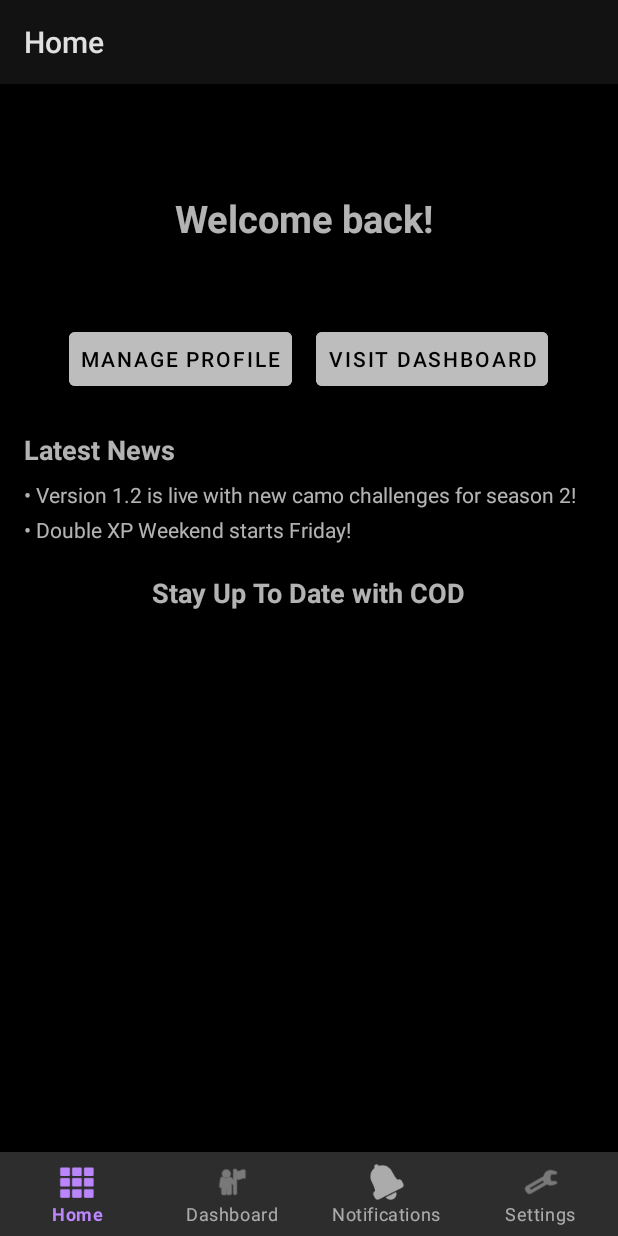
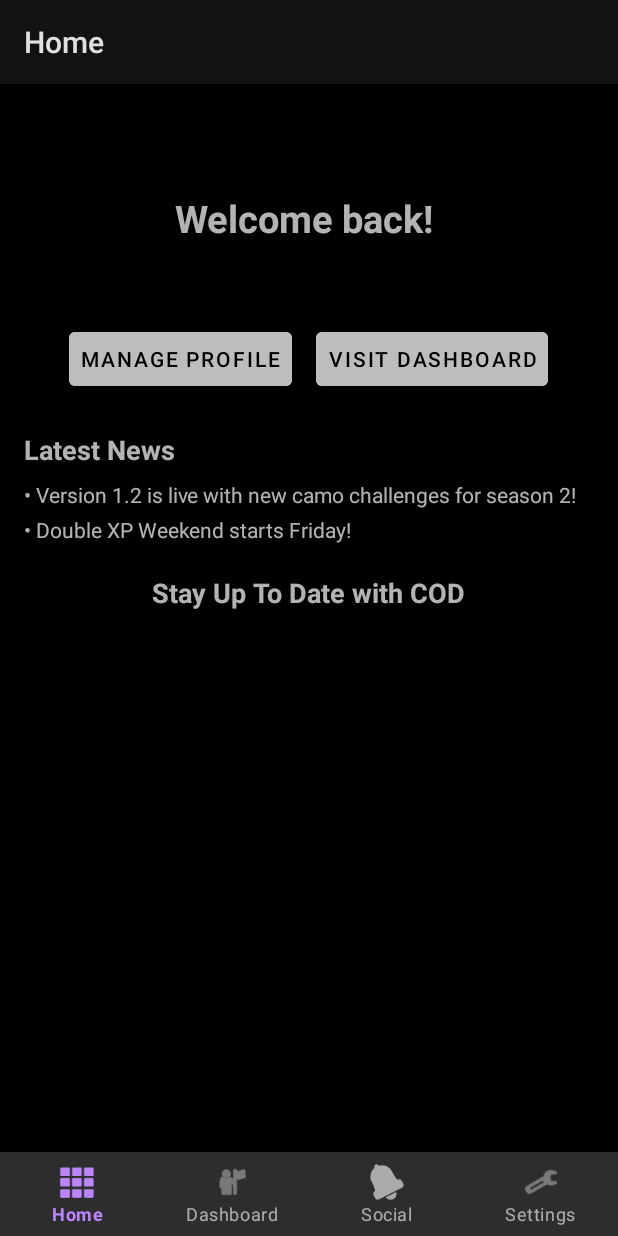
Before and after one commit to Team2FS/GameVault, an Android app: the screen it shows after launch once a user with an empty profile is signed in (MainActivity), on a phone screen of 412 x 824 dp. Run offline under Robolectric (Android 15) with nearby library versions, the phone set to English and light mode, and no system bars; our stand-ins replace Firebase (no records; nobody signed in at launch, a user with empty details on screens opened directly), navigation-ui.

Commit message:
Refactored social further, change notification to social inside of nav menu/mobile navigation and string.xml

```diff
--- a/app/src/main/java/com/example/gamevault/MainActivity.java
+++ b/app/src/main/java/com/example/gamevault/MainActivity.java
@@ -41,7 +41,7 @@ public class MainActivity extends AppCompatActivity {
         // Passing each menu ID as a set of Ids because each
         // menu should be considered as top level destinations.
         AppBarConfiguration appBarConfiguration = new AppBarConfiguration.Builder(
-                R.id.navigation_home, R.id.navigation_dashboard, R.id.navigation_notifications,R.id.navigation_settings)
+                R.id.navigation_home, R.id.navigation_dashboard, R.id.navigation_social,R.id.navigation_settings)
                 .build();
         NavController navController = Navigation.findNavController(this, R.id.nav_host_fragment_activity_main);
         NavigationUI.setupActionBarWithNavController(this, navController, appBarConfiguration);
--- a/app/src/main/java/com/example/gamevault/ui/social/ChatAdapter.java
+++ b/app/src/main/java/com/example/gamevault/ui/social/ChatAdapter.java
@@ -37,6 +37,12 @@ public class ChatAdapter extends RecyclerView.Adapter<ChatAdapter.ChatViewHolder
         return messageList.size();
     }
 
+    public void updateMessages(List<Message> messageList) {
+        this.messageList.clear();
+        this.messageList.addAll(messageList);
+        notifyDataSetChanged();
+    }
+
     // Nested ViewHolder class
     public static class ChatViewHolder extends RecyclerView.ViewHolder {
         private TextView messageTextView;
--- a/app/src/main/java/com/example/gamevault/ui/social/Message.java
+++ b/app/src/main/java/com/example/gamevault/ui/social/Message.java
@@ -5,7 +5,7 @@ public class Message {
     private String message;
     private long timestamp;
 
-    public Message() {
+    public Message(String content) {
 
     }
 
--- a/app/src/main/res/menu/bottom_nav_menu.xml
+++ b/app/src/main/res/menu/bottom_nav_menu.xml
@@ -10,8 +10,8 @@
             android:title="@string/title_dashboard" android:icon="@android:drawable/ic_menu_myplaces"/>
 
     <item
-            android:id="@+id/navigation_notifications"
-            android:title="@string/title_notifications" android:icon="@android:drawable/ic_popup_reminder"/>
+            android:id="@+id/navigation_social"
+            android:title="@string/title_social" android:icon="@android:drawable/ic_popup_reminder"/>
     <item
             android:id="@+id/navigation_settings"
             android:title="@string/title_settings" android:icon="@android:drawable/ic_menu_preferences"/>
--- a/app/src/main/res/navigation/mobile_navigation.xml
+++ b/app/src/main/res/navigation/mobile_navigation.xml
@@ -18,9 +18,9 @@
             tools:layout="@layout/fragment_dashboard"/>
 
     <fragment
-            android:id="@+id/navigation_notifications"
+            android:id="@+id/navigation_social"
             android:name="com.example.gamevault.ui.social.socialFragment"
-            android:label="@string/title_notifications"
+            android:label="@string/title_social"
             tools:layout="@layout/fragment_social"/>
     <fragment
             android:id="@+id/navigation_settings"
--- a/app/src/main/res/values/strings.xml
+++ b/app/src/main/res/values/strings.xml
@@ -2,7 +2,7 @@
     <string name="app_name">GameVault</string>
     <string name="title_home">Home</string>
     <string name="title_dashboard">Dashboard</string>
-    <string name="title_notifications">Notifications</string>
+    <string name="title_social">Social</string>
     <string name="title_activity_login">LoginActivity</string>
     <string name="prompt_email">Email</string>
     <string name="prompt_password">Password</string>
```
Also changed, not shown: app/src/main/java/com/example/gamevault/ui/social/socialViewModel.java (+16 -4 lines), app/src/main/res/layout/fragment_social.xml (+13 -9 lines).
